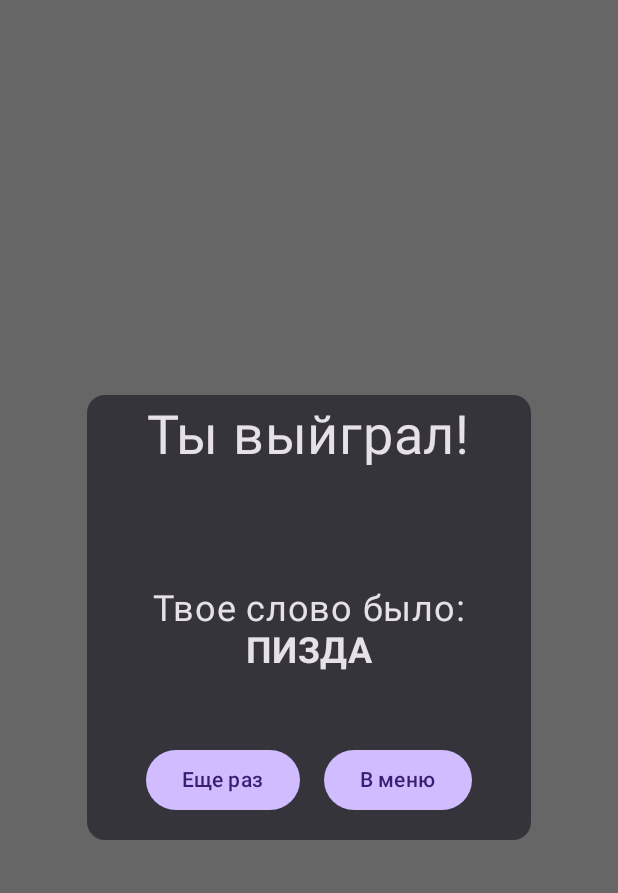
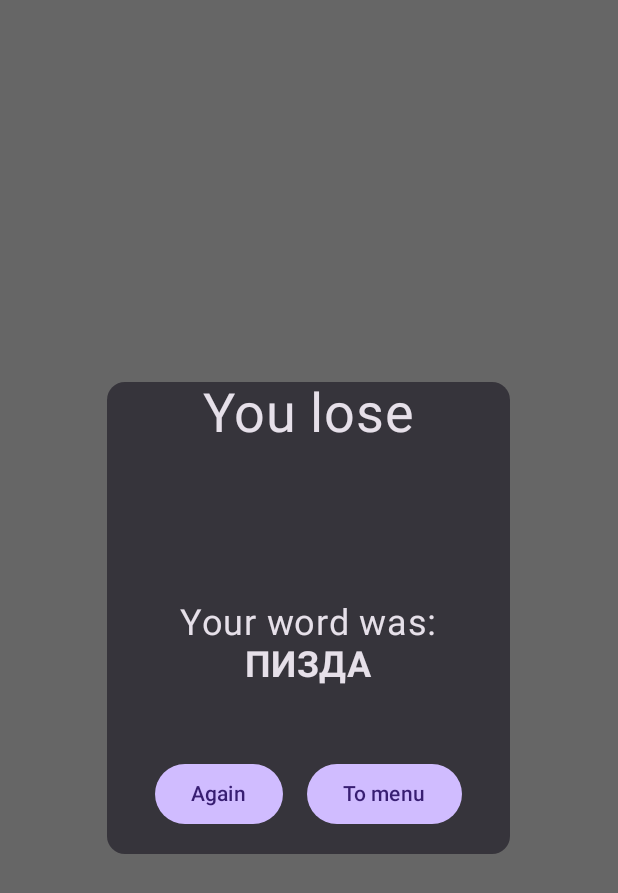
Before and after one commit to ArkhamDm/WordleTogether, an Android app built with Jetpack Compose: the @Preview function WhatPreview1, on a phone screen of 412 x 824 dp. Shown: the top 893 px of the screen. Run offline under Robolectric (Android 15) with nearby library versions, the light colour scheme and no system bars.

Commit message:
version 1.0

```diff
--- a/app/src/main/java/com/example/scrambletogether/ui/AllScreen.kt
+++ b/app/src/main/java/com/example/scrambletogether/ui/AllScreen.kt
@@ -195,7 +195,11 @@ fun MainMenu(
     var createGameDialog by remember { mutableStateOf(false) }
 
     if (createGameDialog) {
-        CreateOrJoinGame(navController = navController, lettersViewModel = lettersViewModel)
+        CreateOrJoinGame(
+            navController = navController,
+            lettersViewModel = lettersViewModel,
+            closeDialog = {createGameDialog = false}
+        )
     }
 
     Column(
--- a/app/src/main/java/com/example/scrambletogether/ui/Dialogs.kt
+++ b/app/src/main/java/com/example/scrambletogether/ui/Dialogs.kt
@@ -1,5 +1,3 @@
-@file:OptIn(ExperimentalMaterial3Api::class)
-
 package com.example.scrambletogether.ui
 
 import androidx.compose.foundation.background
@@ -57,9 +55,10 @@ fun EndSingleGame(
     isWin: Boolean,
     correctWord: String,
     restartButton: () -> Unit = {},
-    exitButton: () -> Unit = {}
+    exitButton: () -> Unit = {},
+    isMultiplayer: Boolean = false
 ) {
-    Dialog(onDismissRequest = { /*TODO*/ }) {
+    Dialog(onDismissRequest = {}) {
         Card(modifier = modifier) {
             Column(
                 horizontalAlignment = Alignment.CenterHorizontally
@@ -68,9 +67,15 @@ fun EndSingleGame(
                     text =
                     if (isWin) stringResource(id = R.string.single_win)
                     else stringResource(id = R.string.single_lose),
-                    fontSize = 36.sp,
+                    fontSize = 36.sp
+                )
+                Text(
+                    text =
+                    if (isMultiplayer) stringResource(R.string.lose_alert_new_word)
+                    else "",
                     modifier = Modifier
-                        .padding(top = 6.dp, start = 40.dp, end = 40.dp, bottom = 64.dp)
+                        .padding(top = 6.dp, start = 40.dp, end = 40.dp, bottom = 58.dp),
+                    fontSize = 12.sp
                 )
 
                 Column(
@@ -92,12 +97,16 @@ fun EndSingleGame(
                 Spacer(modifier = Modifier.height(32.dp))
 
                 Row(
-                    verticalAlignment = Alignment.CenterVertically
+                    verticalAlignment = Alignment.CenterVertically,
+                    modifier = Modifier
+                        .padding(horizontal = 32.dp)
                 ) {
-                    StandardButton(onClick = restartButton) {
-                        Text(
-                            text = stringResource(R.string.again_button)
-                        )
+                    if (!isMultiplayer) {
+                        StandardButton(onClick = restartButton) {
+                            Text(
+                                text = stringResource(R.string.again_button)
+                            )
+                        }
                     }
 
                     Spacer(modifier = Modifier.width(16.dp))
@@ -126,7 +135,7 @@ fun SetWordDialog(
     var dotsCount by remember { mutableIntStateOf(0) }
     val wordFromEnemy by lettersViewModel.wordFromEnemy.collectAsState()
 
-    Dialog(onDismissRequest = { /*TODO*/ }) {
+    Dialog(onDismissRequest = {}) {
         Card(
             modifier = modifier
         ) {
@@ -185,7 +194,8 @@ fun SetWordDialog(
 fun CreateOrJoinGame(
     modifier: Modifier = Modifier,
     navController: NavController,
-    lettersViewModel: LettersViewModel = viewModel()
+    lettersViewModel: LettersViewModel = viewModel(),
+    closeDialog: () -> Unit
 ) {
     if (lettersViewModel.firebaseId.isEmpty()) lettersViewModel.firebaseId = FirebaseUtils.create()
 
@@ -197,7 +207,7 @@ fun CreateOrJoinGame(
 
     val wordFromEnemy by lettersViewModel.wordFromEnemy.collectAsState()
 
-    Dialog(onDismissRequest = {}) {
+    Dialog(onDismissRequest = closeDialog) {
         if (!clickedNext) {
             Card(modifier = modifier) {
                 Column(horizontalAlignment = Alignment.CenterHorizontally) {
@@ -406,7 +416,7 @@ fun Dot() {
 @Composable
 fun WhatPreview1() {
     ScrambleTogetherTheme {
-        EndSingleGame(isWin = true, correctWord = "ПИЗДА")
+        EndSingleGame(isWin = false, correctWord = "ПИЗДА", isMultiplayer = false)
     }
 }
 @Preview
--- a/app/src/main/res/values/strings.xml
+++ b/app/src/main/res/values/strings.xml
@@ -1,17 +1,18 @@
 <resources>
     <string name="app_name">Wordle</string>
-    <string name="your_word_was">Твое слово было:</string>
-    <string name="again_button">Еще раз</string>
-    <string name="single_win">Ты выйграл!</string>
-    <string name="single_lose">Проигрыш</string>
-    <string name="exit">Выход</string>
-    <string name="into_main_menu">В меню</string>
-    <string name="wait_opponent">Ожидаем соперника</string>
-    <string name="exit_gamemode">Вы собираетесь выйти из режима.</string>
-    <string name="sure_to_change">При этом сбросится весь прогресс в текущей игре, вы уверены?</string>
-    <string name="done">Готово</string>
-    <string name="guess_word">Отгадываемое слово</string>
-    <string name="enemy_code">Код противника</string>
-    <string name="your_code">Твой код</string>
-    <string name="enter_word">Введите слово:</string>
+    <string name="your_word_was">Your word was:</string>
+    <string name="again_button">Again</string>
+    <string name="single_win">You win!</string>
+    <string name="single_lose">You lose</string>
+    <string name="exit">Exit</string>
+    <string name="into_main_menu">To menu</string>
+    <string name="wait_opponent">Waiting opponent</string>
+    <string name="exit_gamemode">You are going to exit mode.</string>
+    <string name="sure_to_change">All progress will erased, are you sure?</string>
+    <string name="done">Done</string>
+    <string name="guess_word">Guessing word</string>
+    <string name="enemy_code">Enemy code</string>
+    <string name="your_code">Your code</string>
+    <string name="enter_word">Enter word:</string>
+    <string name="lose_alert_new_word">(only winner choose new word)</string>
 </resources>
```
Also changed, not shown: gradle/wrapper/gradle-wrapper.properties, 1 other file.
